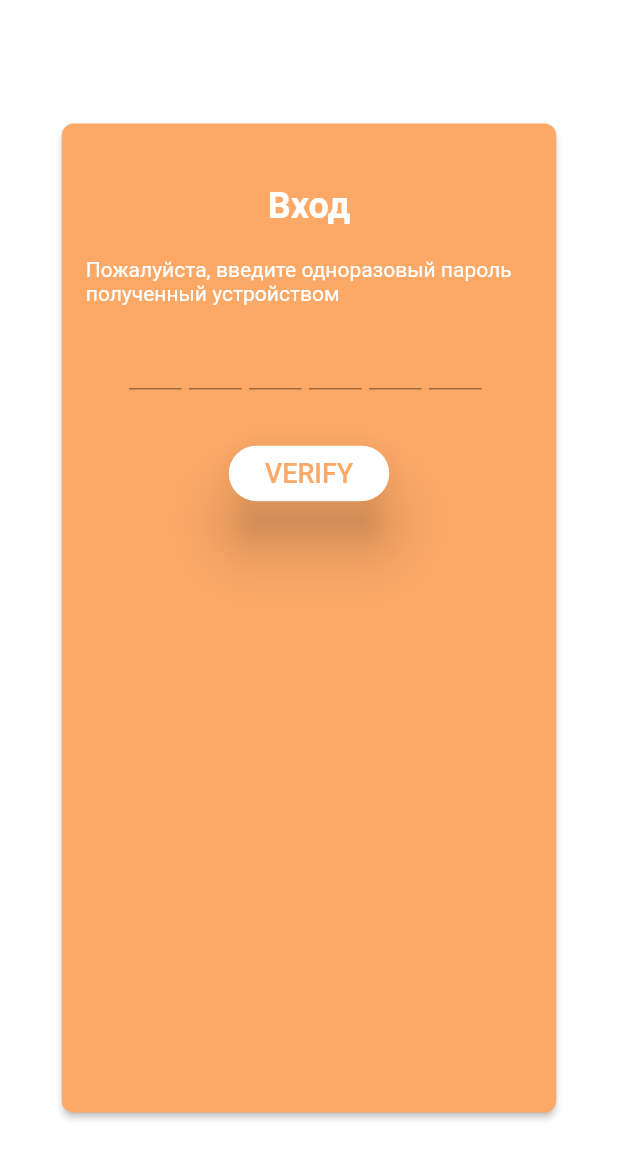
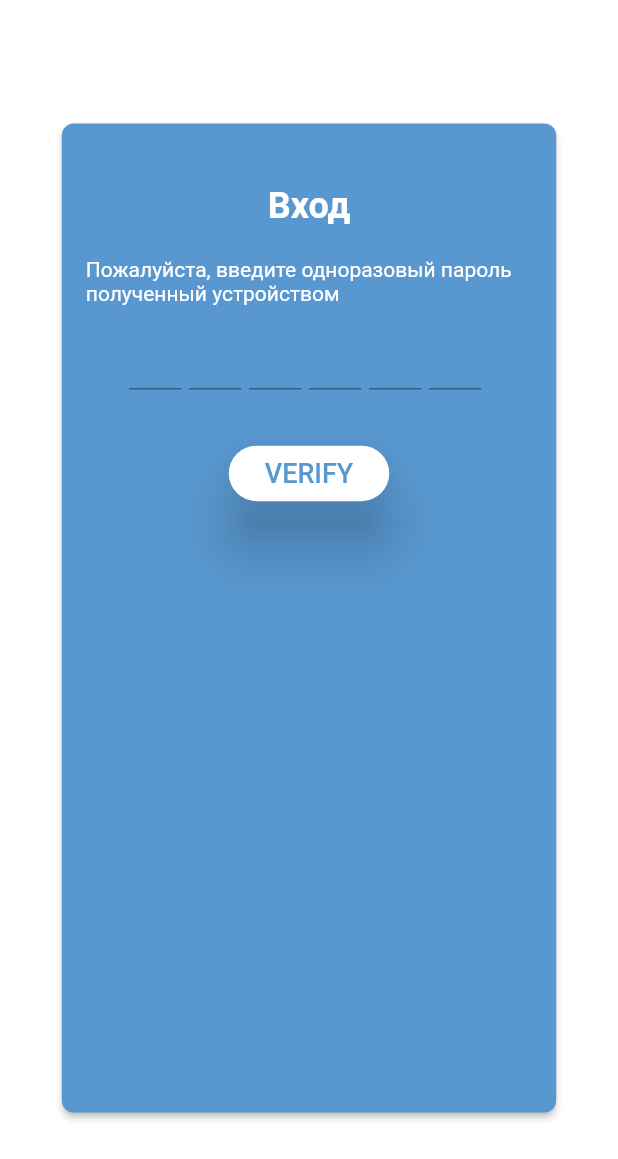
Before and after one commit to barganaev/GasApp, a Flutter app: the LogIn screen opened directly, after a tap on "Далее", on a phone screen of 412 x 824 dp. Shown: the top 1159 px of the screen. Run offline on Flutter 3.47's test engine with Material 2 defaults, Android fonts, the phone set to English and light mode, and no system bars; our stand-ins replace bloc, equatable, flutter_bloc, geolocator, google_maps_flutter, shared_preferences; accounts and stored records are empty.

Commit message:
changed: verify screen color

```diff
--- a/lib/screens/login.dart
+++ b/lib/screens/login.dart
@@ -128,67 +128,6 @@ class _LogInState extends State<LogIn> {
                                   fontSize: 18.0,
                                 ),
                               ),
-                              Stack(
-                                children: [
-                                  TextFormField(
-                                    controller: passwordController,
-                                    obscureText: _hidePassword,
-                                    autofocus: false,
-                                    focusNode: _nodeText2,
-                                    validator: (String inValue) {
-                                      if (inValue.length < 3) {}
-                                      return null;
-                                    },
-                                    onSaved: (String inValue) {},
-                                    cursorColor: Color(0xFF172F6B),
-                                    decoration: InputDecoration(
-                                      border: UnderlineInputBorder(
-                                        borderSide: BorderSide(
-                                          color: Color(0xFFDDDDDD),
-                                        ),
-                                      ),
-                                      focusedBorder: UnderlineInputBorder(
-                                        borderSide: BorderSide(
-                                          color: Color(0xFFFDBC4E),
-                                        ),
-                                      ),
-                                      labelText: "Пароль",
-                                      hintStyle: TextStyle(
-                                        color: Color(0xFFDDDDDD),
-                                      ),
-                                      labelStyle: TextStyle(
-                                        color: Color(0xFFDDDDDD),
-                                      ),
-                                    ),
-                                    style: TextStyle(
-                                      color: Color(0xFF172F6B),
-                                      fontSize: 18.0,
-                                    ),
-                                  ),
-                                  Align(
-                                    alignment: Alignment.centerRight,
-                                    child: Padding(
-                                      padding: EdgeInsets.only(top: 10),
-                                      child: FlatButton(
-                                        onPressed: () {
-                                          // setState(() {
-                                          //   _hidePassword = !_hidePassword;
-                                          // });
-                                        },
-                                        color: Colors.white,
-                                        hoverColor: Colors.white,
-                                        splashColor: Colors.white,
-                                        highlightColor: Colors.white,
-                                        child: Icon(
-                                          _hidePassword
-                                              ? Icons.visibility_off
-                                              : Icons.visibility,
-                                        ),
-                                      ),
-                                    ),
-                                  )
-                                ],
-                              ),
                               Align(
                                 alignment: Alignment.bottomRight,
                                 child: TextButton(
--- a/lib/screens/verify_screen.dart
+++ b/lib/screens/verify_screen.dart
@@ -1,4 +1,5 @@
 import 'package:flutter/material.dart';
+import 'package:gasapp/screens/account_screen.dart';
 import 'package:gasapp/screens/home_screen.dart';
 //import 'package:flutter_firebase/chat/lets_text.dart';
 //import 'package:flutter_firebase/providers/phone_auth.dart';
@@ -7,7 +8,7 @@ import 'package:gasapp/screens/home_screen.dart';
 import 'package:provider/provider.dart';
 
 class PhoneAuthVerify extends StatefulWidget {
-  final Color cardBackgroundColor = Color(0xFFFCA967);
+  final Color cardBackgroundColor = Color(0xFF5897cf)/*Color(0xFFFCA967)*/;
   //final String logo = Assets.firebase;
   final String appName = "Вход";
 
@@ -117,7 +118,7 @@ class _PhoneAuthVerifyState extends State<PhoneAuthVerify> {
 
       RaisedButton(
         elevation: 16.0,
-        onPressed: signIn,
+        onPressed: (){Navigator.push(context, MaterialPageRoute(builder: (context) => AccountScreen()));}/*signIn*/,
         child: Padding(
           padding: const EdgeInsets.all(8.0),
           child: Text(
@@ -205,7 +206,7 @@ class _PhoneAuthVerifyState extends State<PhoneAuthVerify> {
   onVerified() async {
     await Future.delayed(Duration(seconds: 1));
     Navigator.of(context)
-        .push(MaterialPageRoute(builder: (BuildContext context) => HomeScreen()/*LetsChat()*/));
+        .push(MaterialPageRoute(builder: (BuildContext context) => AccountScreen()));
   }
 
 
```
